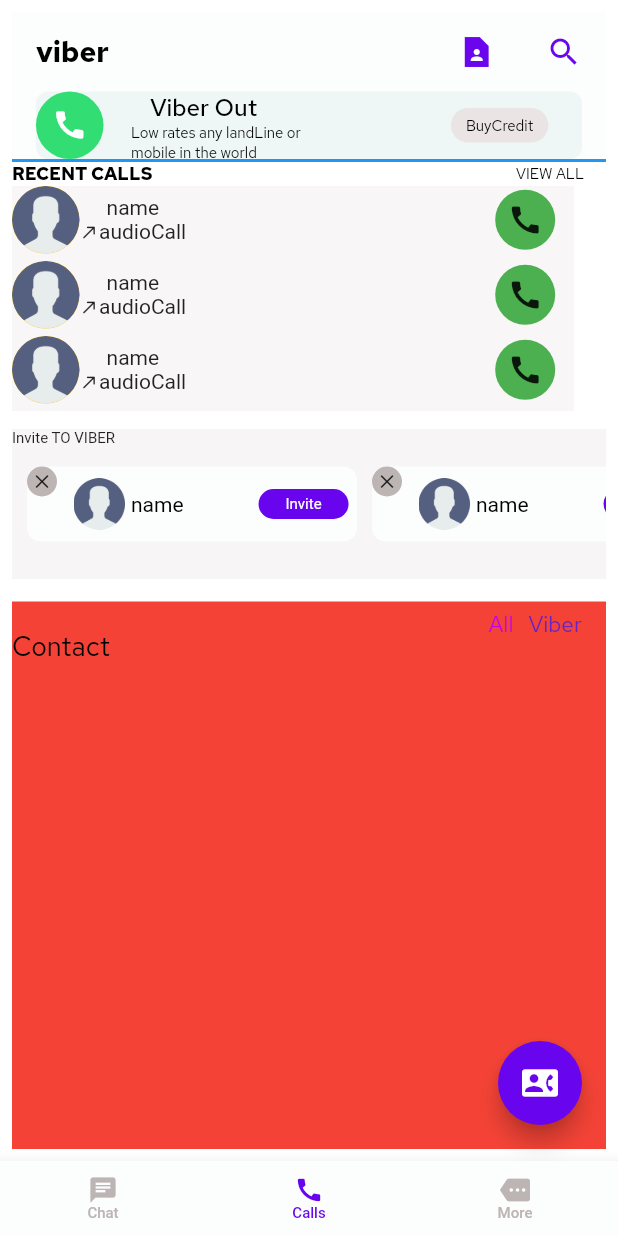
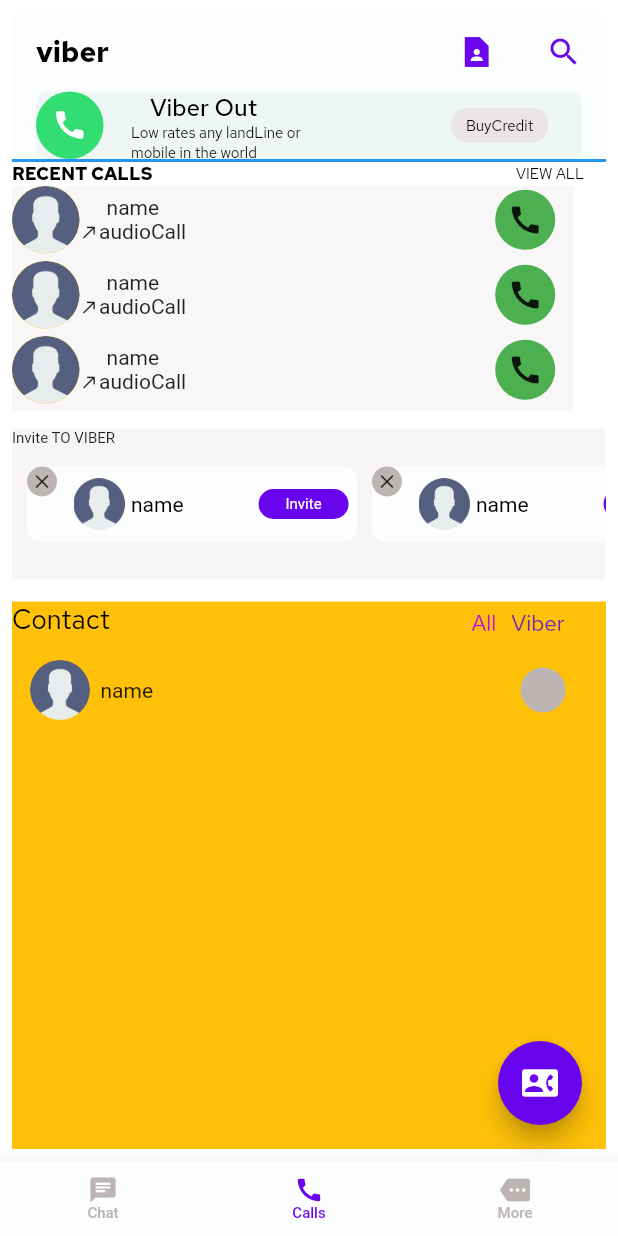
Before and after one commit to helenaAfshari/viber, a Flutter app: the screen it shows after launch, item 2 of the bottom bar chosen, on a phone screen of 412 x 824 dp. Run offline on Flutter 3.47's test engine with Material 2 defaults, Android fonts, the phone set to English and light mode, and no system bars; our stand-ins replace camera, get, google_fonts, hive, hive_flutter; accounts and stored records are empty.

Commit message:
update callBotton

```diff
--- a/lib/view/call_bottom_screen.dart
+++ b/lib/view/call_bottom_screen.dart
@@ -1,3 +1,4 @@
+import 'dart:convert';
 import 'dart:ui';
 
 import 'package:flutter/cupertino.dart';
@@ -323,44 +324,27 @@ class _CalsBottomScreenState extends State<CalsBottomScreen> {
                   ),
 
 
+                       Stack(
 
-                 Stack(
+                         children: [
+                           Column(
+
                            children: [
                             Container(
-                        height: Get.height / 2,
-                        width: Get.width,
-                        color: Colors.red,
-                        child: Row(
+                              height: Get.height,
+                              color: Colors.amber,
+                              child: Column(
+                                children: [
+                                  Row(
+                                    children: [
+                                      Text("Contact",style: contactTextStyle,),
+                                      SizedBox(width: 231,),
+                                      Row(
+                                        children: [
+                                            SizedBox(
+                                              height: 15,
 
-                          children: [
-                            Padding(
-                              padding: const EdgeInsets.only(bottom: 351),
-                              child: Text(
-                                "Contact",
-                                style: contactTextStyle,
-                              ),
-                            ),
-                            SizedBox(
-                              width: Get.width / 1.7,
-
-                            ),
-                            //change color
-
-
-                               Padding(
-                                 padding: const EdgeInsets.only(bottom: 346),
-                                 child: Row(
-                                   children: [
-
-                                     Padding(
-                                       padding: const EdgeInsets.only(top: 5),
-                                       child: SizedBox(
-
-
-
-                                         child:
-
-                                             ListView.builder(
+                                              child: ListView.builder(
                                                 shrinkWrap: true,
                                                 itemCount: selectItem.length,
                                                 scrollDirection: Axis.horizontal,
@@ -370,7 +354,9 @@ class _CalsBottomScreenState extends State<CalsBottomScreen> {
                                                       selectedIndex.value = index;
 
                                                     },
-                                                 child: Padding(
+                                                    child:
+
+                                                    Padding(
                                                       padding:
                                                           const EdgeInsets.only(left: 10),
                                                       child: Text(
@@ -383,24 +369,56 @@ class _CalsBottomScreenState extends State<CalsBottomScreen> {
                                                   ),
                                                 ),
                                           ),
-
-
                                             ),
+                                        ],
                                       )
                                     ],
+                                  ),
+
+                                Padding(
+                                  padding: const EdgeInsets.only(top: 15,left: 12),
+                                  child: Row(
+                                    children: [
+                                      Container(
+                                        width: 40,
+                                        height: 40,
+                                        decoration: BoxDecoration(
+                                          shape: BoxShape.circle,
+                                          image: DecorationImage(image: Image.asset(Assets.images.avatar.path).image),
+                                        ),
+                                      ),
+                                       SizedBox(width: 7,),
+                                       Text("name"),
+                                      SizedBox(width: 245,),
+                                      Container(
+                                        height: 30,
+                                        width: 30,
+                                        decoration:  BoxDecoration(
+                                          shape: BoxShape.circle,
+                                          color: unselectedBottomBar,
+
                                         ),
                                       ),
 
 
                                     ],
+                                  ),
+                                )
+
+                                ],
+                              ),
+                            )
+
+                           ],
 
                          ),
-                     )
                          ],
                        ),
+                   ],
 
 
-                ],
+
+
 
               ),
             ),
```
Lines whose indentation alone changed are shown as unchanged.
